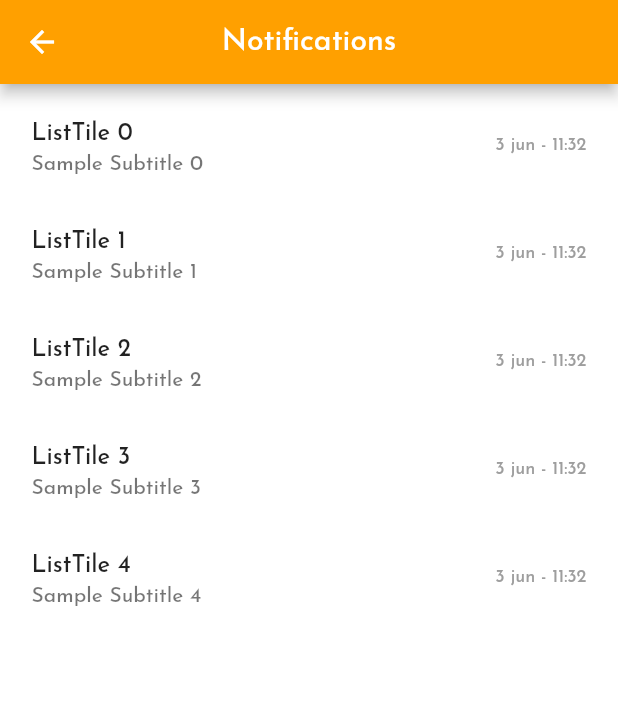
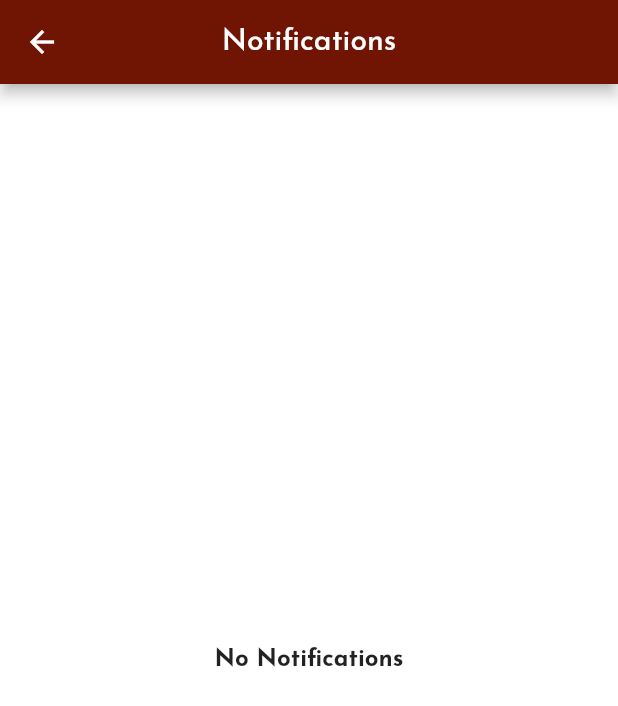
Before and after one commit to brinesoftwares/flutter_firebase, a Flutter app: the UserNotification screen opened directly, on a phone screen of 412 x 824 dp. Shown: the top 706 px of the screen. Run offline on Flutter 3.47's test engine with Material 2 defaults, Android fonts, the phone set to English and light mode, and no system bars; our stand-ins replace animate_do, cloud_firestore, dio, firebase_messaging, firebase_storage, flutter_rating_bar and 8 more; accounts and stored records are empty; network calls fail.

Commit message:
notification fixed

```diff
--- a/lib/pages/sign_up_as.dart
+++ b/lib/pages/sign_up_as.dart
@@ -51,7 +51,6 @@ class _SignUpAsState extends State<SignUpAs> {
               FadeInLeft(
                 child: InkWell(
                   onTap: () {
-                    GetStorage().write("isOwner", false);
                     Get.to(UserLogin());
                   },
                   child: Column(
@@ -86,8 +85,6 @@ class _SignUpAsState extends State<SignUpAs> {
               FadeInRight(
                 child: InkWell(
                   onTap: (){
-                    GetStorage().write("isOwner", true);
-
                     Get.to(OwnerLogin());
                   },
                                   child: Column(
--- a/lib/pages/stall_owner/owner_orders.dart
+++ b/lib/pages/stall_owner/owner_orders.dart
@@ -667,7 +667,7 @@ class _OwnerOrdersState extends State<OwnerOrders> {
                                   });
                                   Database.updateOwnerAccept(pending_orders[i]["_id"]).then((value) {
                                       fetchOredrs();
-                                  Database.getUserToken(pending_orders[i]["user_id"],"Order Accepted", "Your order (${pending_orders[i]["user_id"]}) Accepted");
+                                  Database.getUserToken(pending_orders[i]["user_id"],"Order Accepted", "Your order (${pending_orders[i]["order_id"]}) Accepted");
 
                                   });
 
@@ -1184,7 +1184,7 @@ class _OwnerOrdersState extends State<OwnerOrders> {
       });
       Database.updateOwnerCancel(reason,pending_orders[index]["_id"]).then((value) {
         fetchOredrs();
-       Database.getUserToken(pending_orders[index]["user_id"],"Order Cancelled", "Your order (${pending_orders[index]["user_id"]}) Cancelled");
+       Database.getUserToken(pending_orders[index]["user_id"],"Order Cancelled", "Your order (${pending_orders[index]["order_id"]}) Cancelled");
 
         reasonController.text = "";
       });
--- a/lib/pages/stall_owner/sale_info.dart
+++ b/lib/pages/stall_owner/sale_info.dart
@@ -109,7 +109,7 @@ class _SaleInfoState extends State<SaleInfo> {
                                   height: 10,
                                 ),
                                 Text(
-                                  "RM ${today_income}",
+                                  "RM ${today_income.toStringAsFixed(2)}",
                                   textAlign: TextAlign.center,
                                   style: TextStyle(
                                       fontSize: 40,
@@ -149,7 +149,7 @@ class _SaleInfoState extends State<SaleInfo> {
                                 height: 10,
                               ),
                               Text(
-                                "RM ${month_income}",
+                                "RM ${month_income.toStringAsFixed(2)}",
                                 textAlign: TextAlign.center,
                                 style: TextStyle(
                                     fontSize: 40,
@@ -188,7 +188,7 @@ class _SaleInfoState extends State<SaleInfo> {
                                 height: 10,
                               ),
                               Text(
-                                "RM ${overall_income}",
+                                "RM ${overall_income.toStringAsFixed(2)}",
                                 textAlign: TextAlign.center,
                                 style: TextStyle(
                                     fontSize: 40,
--- a/lib/pages/user/food_menu.dart
+++ b/lib/pages/user/food_menu.dart
@@ -619,7 +619,7 @@ class _FoodMenuState extends State<FoodMenu> {
                       print(_order_data);
 
                       Database.addOrder(_order_data);
-       Database.getOwnerToken( stall_data["shop_id"],"New Order", "Your got new order");
+       Database.getOwnerToken( stall_data["shop_id"],"New Order", "Your got new order!");
 
                     },
                     child: Text(
--- a/lib/pages/user/user_notification.dart
+++ b/lib/pages/user/user_notification.dart
@@ -1,5 +1,7 @@
 import 'package:animate_do/animate_do.dart';
 import 'package:flutter/material.dart';
+import 'package:flutter_spinkit/flutter_spinkit.dart';
+import 'package:flutter_starter/services/api_services/fireDB.dart';
 import 'package:get/get.dart';
 
 class UserNotification extends StatefulWidget {
@@ -8,39 +10,24 @@ class UserNotification extends StatefulWidget {
 }
 
 class _UserNotificationState extends State<UserNotification> {
-  List shops = [
-    {
-      "stall_name": "Stall 1",
-      "stall_img":
-          "https://media.cntraveler.com/photos/58f8eefed3e4d55528e77660/16:9/w_2560%2Cc_limit/GettyImages-588348686.jpg"
-    },
-    {
-      "stall_name": "Stall 2",
-      "stall_img": "https://i.ytimg.com/vi/EK-zTchrRvA/hqdefault.jpg"
-    },
-    {
-      "stall_name": "Stall 3",
-      "stall_img":
-          "https://thumbs.dreamstime.com/z/food-stall-street-yellow-red-seat-putting-enjoying-open-air-meal-31363276.jpg"
-    },
-  ];
-  bool _loading = false;
+var notifications =[];
+  bool _loading = true;
 
 
   @override
   void initState() {
     super.initState();
-    // fetchShops();
+    fetchNotification();
   }
 
-  // void fetchShops() async {
-  //   await ApiService().fetchAllShop().then((value) {
-  //     setState(() {
-  //       _loading = false;
-  //       shops = value;
-  //     });
-  //   });
-  // }
+  void fetchNotification() async {
+    await Database.userNotification().then((value) {
+      setState(() {
+        _loading = false;
+        notifications = value;
+      });
+    });
+  }
 
   @override
   Widget build(BuildContext context) {
@@ -49,26 +36,37 @@ class _UserNotificationState extends State<UserNotification> {
       appBar: AppBar(
         title: Text("Notifications"),
         centerTitle: true,
-        backgroundColor: Colors.amber[700],
+        backgroundColor: Color(0xff701504),
       ),
-      body: Padding(
-        padding: const EdgeInsets.all(5.0),
-        child:
-
-         ListView.builder(
-          itemCount: 5,
+      body: _loading
+             ? Center(
+                 child: SizedBox(
+                   height: 30,
+                   child: SpinKitThreeBounce(
+                     color: Colors.green,
+                     size: 25.0,
+                   ),
+                 ),
+               )
+             : notifications.length == 0 ? Center(
+                   child: Text(
+                     "No Notifications",
+                     style: TextStyle(
+                         fontSize: 16, fontWeight: FontWeight.w700),
+                   ),
+                 ) :  ListView.builder(
+       itemCount: notifications.length,
        physics: ScrollPhysics(),
        shrinkWrap: true,
        itemBuilder: (context, i) {
          return FadeIn(
              delay: Duration(milliseconds: 180 * i),
              child: ListTile(
-                  title: Text("ListTile $i"),
-                  subtitle: Text("Sample Subtitle $i"),
-                  trailing: Text("3 jun - 11:32",style: TextStyle(fontSize: 12, color: Colors.grey),),
+               title: Text( notifications[i]["status"] == 1 ? "Order Cancelled" : "Order Accepted"),
+               subtitle: Text( notifications[i]["status"] == 1 ? "Your Order - ${notifications[i]["order_id"]} cancelled" : "Your order ${notifications[i]["order_id"]} accepted"),
+               trailing: Text(notifications[i]["date"],style: TextStyle(fontSize: 10, color: Colors.black87),),
              ));
        },
-        ),
         ),
     );
   }
--- a/lib/services/api_services/api.dart
+++ b/lib/services/api_services/api.dart
@@ -34,7 +34,7 @@ class ApiServices {
   "notification": {
       "title": title,
       "body": sub_title,
-      "mutable_content": true,
+      "click_action": "FLUTTER_NOTIFICATION_CLICK",
       "sound": "Tri-tone"
       },
   "to": to
--- a/lib/services/api_services/fireDB.dart
+++ b/lib/services/api_services/fireDB.dart
@@ -99,7 +99,9 @@ class Database {
     if (data.documents.length == 1) {
       box.write('user', data.documents[0].data);
       box.write('my_id', data.documents[0].documentID);
-      Get.to(UserDashboard());
+      box.write("isOwner", false);
+
+      Get.offAll(UserDashboard());
     } else {
       failure_msg("Invalide Email/Password", "Try again");
     }
@@ -152,6 +154,7 @@ class Database {
     if (data.documents.length == 1) {
       box.write('user', data.documents[0].data);
       box.write('my_id', data.documents[0].documentID);
+      box.write("isOwner", true);
 
       Get.to(OwnerDashboard());
     } else {
@@ -404,6 +407,7 @@ class Database {
           .collection('orders')
           .where("user_id", isEqualTo: box.read("my_id"))
           .where("status", isEqualTo: status)
+
           .getDocuments();
       if (Get.isDialogOpen) {
         Get.back();
@@ -484,6 +488,7 @@ class Database {
           .collection('orders')
           .where("shop_id", isEqualTo: box.read("my_id"))
           .where("status", isEqualTo: status)
+          .orderBy("date")
           .getDocuments();
       if (Get.isDialogOpen) {
         Get.back();
@@ -666,7 +671,68 @@ class Database {
       if (Get.isDialogOpen) {
         Get.back();
       }
-     ;
+
+    }
+
+  }
+
+
+  static Future userNotification() async {
+    try {
+      var data = await _db
+          .collection('orders')
+          .where("user_id", isEqualTo: box.read("my_id"))
+          .where("status",whereIn: [1,2])
+          .getDocuments();
+      if (Get.isDialogOpen) {
+        Get.back();
+      }
+
+      List filter_data = data.documents.map((e) {
+        var temp = e.data;
+        temp["_id"] = e.documentID;
+        return temp;
+      }).toList();
+
+      return filter_data;
+    } catch (e) {
+      if (Get.isDialogOpen) {
+        Get.back();
+      }
+      failure_msg("Server Error", "Try Again");
+
+      return [];
+    }
+
+  }
+
+
+  static Future ownerNotification() async {
+    try {
+      var data = await _db
+          .collection('orders')
+          .where("shop_id", isEqualTo: box.read("my_id"))
+          .where("status", whereIn: [1,0],)
+
+          .getDocuments();
+      if (Get.isDialogOpen) {
+        Get.back();
+      }
+
+      List filter_data = data.documents.map((e) {
+        var temp = e.data;
+        temp["_id"] = e.documentID;
+        return temp;
+      }).toList();
+
+      return filter_data;
+    } catch (e) {
+      if (Get.isDialogOpen) {
+        Get.back();
+      }
+      failure_msg("Server Error", "Try Again");
+
+      return [];
     }
 
   }
```
Also changed, not shown: lib/main.dart (+13 -14 lines), lib/pages/stall_owner/owner_notification.dart (+34 -36 lines), lib/pages/user/user_order_success.dart (+16 -8 lines), lib/pages/user/user_orders.dart (+5 -3 lines), assets/images/cooking.gif (added). Lines whose indentation alone changed are shown as unchanged.
